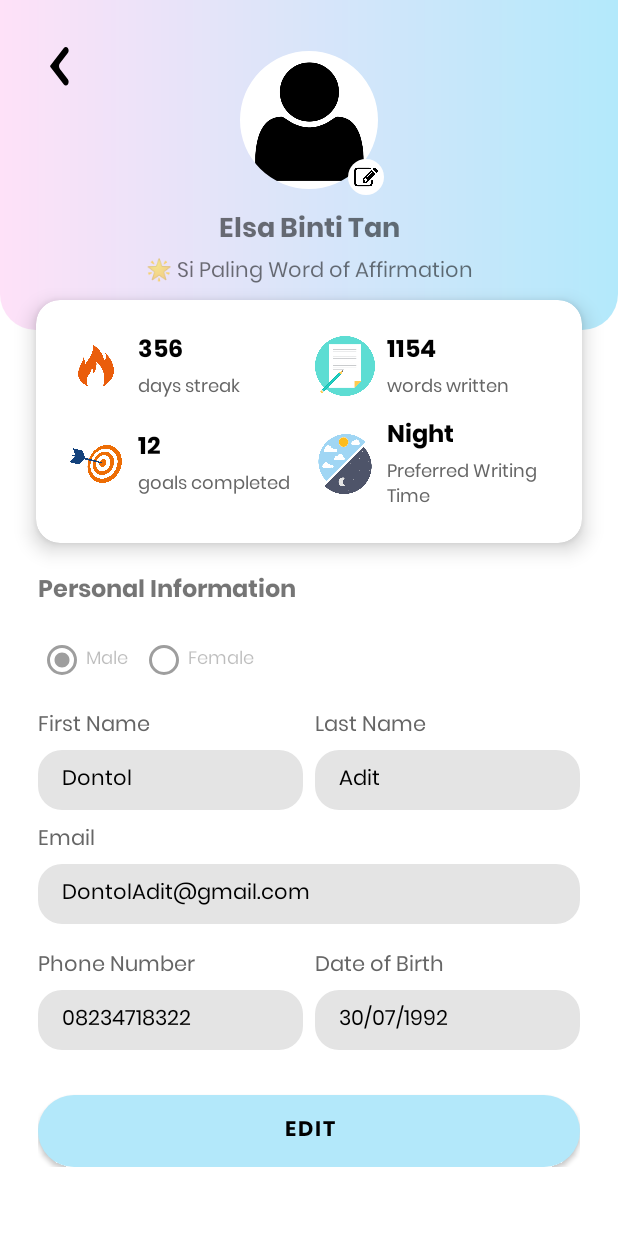
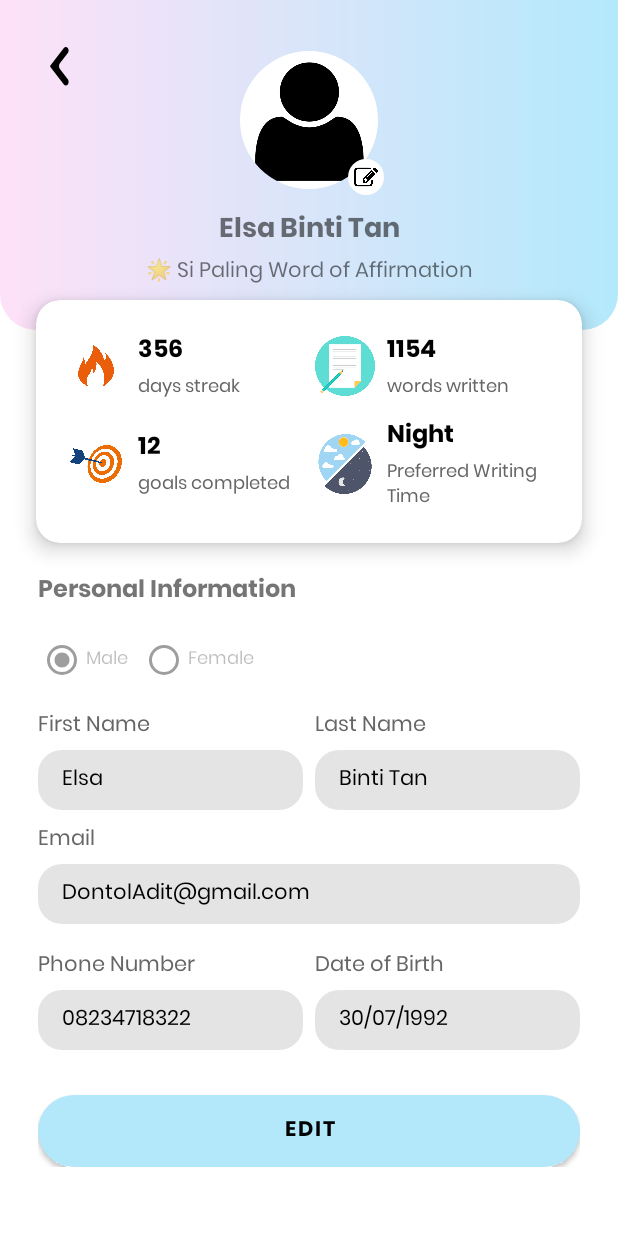
Before and after one commit to danielavall/MemoMap, an Android app: the ProfileActivity screen opened directly, with no data from a screen before it, on a phone screen of 412 x 824 dp. Run offline under Robolectric (Android 15) with nearby library versions, the phone set to English and light mode, and no system bars; our stand-ins replace CircleImageView.

Commit message:
Adjust text for presentation

```diff
--- a/app/src/main/res/layout/activity_profile.xml
+++ b/app/src/main/res/layout/activity_profile.xml
@@ -326,7 +326,7 @@
                             android:textColor="#000000"
                             android:textSize="14sp"
                             android:hint="Enter First Name"
-                            android:text="Dontol"/>
+                            android:text="Elsa"/>
                     </LinearLayout>
 
                     <!-- Last Name -->
@@ -354,7 +354,7 @@
                             android:textColor="#000000"
                             android:textSize="14sp"
                             android:hint="Enter Last Name"
-                            android:text="Adit"/>
+                            android:text="Binti Tan"/>
                     </LinearLayout>
                 </LinearLayout>
 
```
